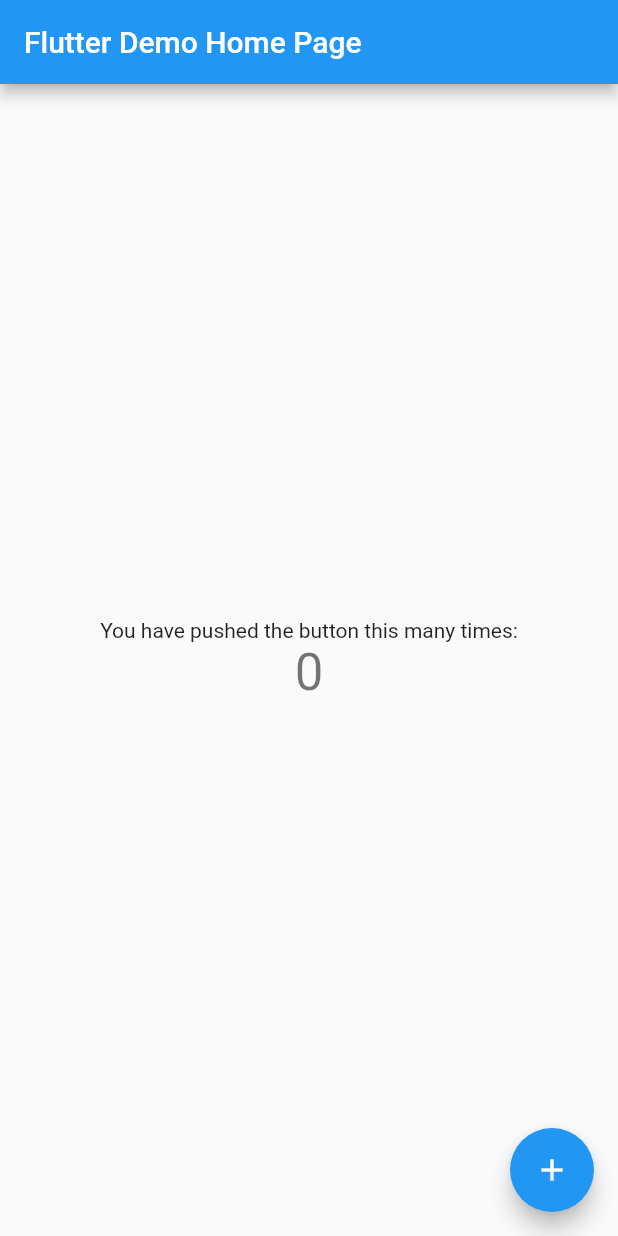
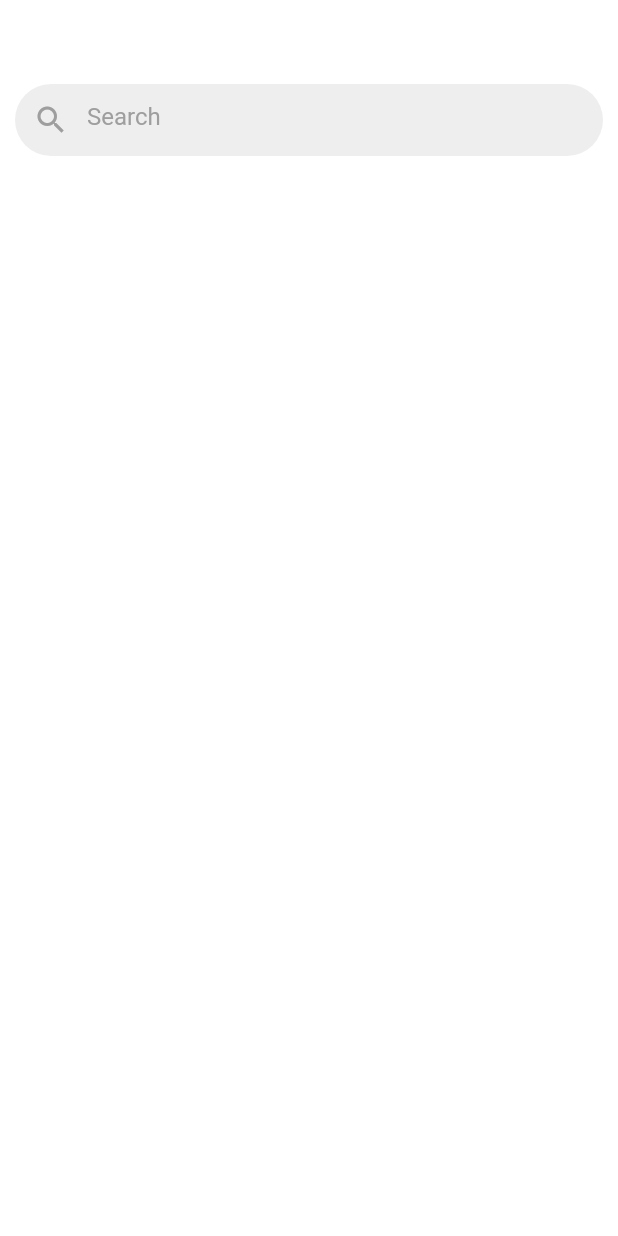
Before and after one commit to roy2904/facebook_redesign, a Flutter app: the screen it shows after launch, on a phone screen of 412 x 824 dp. Run offline on Flutter 3.47's test engine with Material 2 defaults, Android fonts, the phone set to English and light mode, and no system bars.

Commit message:
Starting project

```diff
--- a/lib/main.dart
+++ b/lib/main.dart
@@ -1,117 +1,54 @@
 import 'package:flutter/material.dart';
 
 void main() {
-  runApp(MyApp());
+  runApp(MaterialApp(
+    home: HomePage(),
+    debugShowCheckedModeBanner: false,
+  ));
 }
 
-class MyApp extends StatelessWidget {
-  // This widget is the root of your application.
+class HomePage extends StatefulWidget {
+  @override
+  _HomePageState createState() => _HomePageState();
+}
+
+class _HomePageState extends State<HomePage> {
   @override
   Widget build(BuildContext context) {
-    return MaterialApp(
-      title: 'Flutter Demo',
-      theme: ThemeData(
-        // This is the theme of your application.
-        //
-        // Try running your application with "flutter run". You'll see the
-        // application has a blue toolbar. Then, without quitting the app, try
-        // changing the primarySwatch below to Colors.green and then invoke
-        // "hot reload" (press "r" in the console where you ran "flutter run",
-        // or simply save your changes to "hot reload" in a Flutter IDE).
-        // Notice that the counter didn't reset back to zero; the application
-        // is not restarted.
-        primarySwatch: Colors.blue,
-        // This makes the visual density adapt to the platform that you run
-        // the app on. For desktop platforms, the controls will be smaller and
-        // closer together (more dense) than on mobile platforms.
-        visualDensity: VisualDensity.adaptivePlatformDensity,
-      ),
-      home: MyHomePage(title: 'Flutter Demo Home Page'),
+    return Scaffold(
+      backgroundColor: Colors.white,
+      body: Column(
+          crossAxisAlignment: CrossAxisAlignment.start,
+          children: <Widget>[
+            Container(
+              height: 120,
+              padding:
+                  EdgeInsets.only(top: 50, right: 10, left: 10, bottom: 10),
+              child: Row(
+                children: <Widget>[
+                  Expanded(
+                    child: Container(
+                      decoration: BoxDecoration(
+                        borderRadius: BorderRadius.circular(50),
+                        color: Colors.grey[200],
+                      ),
+                      child: TextField(
+                        decoration: InputDecoration(
+                          prefixIcon: Icon(
+                            Icons.search,
+                            color: Colors.grey,
+                          ),
+                          border: InputBorder.none,
+                          hintText: 'Search',
+                          hintStyle: TextStyle(color: Colors.grey),
+                        ),
+                      ),
+                    ),
+                  ),
+                ],
+              ),
+            )
+          ]),
     );
   }
 }
-
-class MyHomePage extends StatefulWidget {
-  MyHomePage({Key key, this.title}) : super(key: key);
-
-  // This widget is the home page of your application. It is stateful, meaning
-  // that it has a State object (defined below) that contains fields that affect
-  // how it looks.
-
-  // This class is the configuration for the state. It holds the values (in this
-  // case the title) provided by the parent (in this case the App widget) and
-  // used by the build method of the State. Fields in a Widget subclass are
-  // always marked "final".
-
-  final String title;
-
-  @override
-  _MyHomePageState createState() => _MyHomePageState();
-}
-
-class _MyHomePageState extends State<MyHomePage> {
-  int _counter = 0;
-
-  void _incrementCounter() {
-    setState(() {
-      // This call to setState tells the Flutter framework that something has
-      // changed in this State, which causes it to rerun the build method below
-      // so that the display can reflect the updated values. If we changed
-      // _counter without calling setState(), then the build method would not be
-      // called again, and so nothing would appear to happen.
-      _counter++;
-    });
-  }
-
-  @override
-  Widget build(BuildContext context) {
-    // This method is rerun every time setState is called, for instance as done
-    // by the _incrementCounter method above.
-    //
-    // The Flutter framework has been optimized to make rerunning build methods
-    // fast, so that you can just rebuild anything that needs updating rather
-    // than having to individually change instances of widgets.
-    return Scaffold(
-      appBar: AppBar(
-        // Here we take the value from the MyHomePage object that was created by
-        // the App.build method, and use it to set our appbar title.
-        title: Text(widget.title),
-      ),
-      body: Center(
-        // Center is a layout widget. It takes a single child and positions it
-        // in the middle of the parent.
-        child: Column(
-          // Column is also a layout widget. It takes a list of children and
-          // arranges them vertically. By default, it sizes itself to fit its
-          // children horizontally, and tries to be as tall as its parent.
-          //
-          // Invoke "debug painting" (press "p" in the console, choose the
-          // "Toggle Debug Paint" action from the Flutter Inspector in Android
-          // Studio, or the "Toggle Debug Paint" command in Visual Studio Code)
-          // to see the wireframe for each widget.
-          //
-          // Column has various properties to control how it sizes itself and
-          // how it positions its children. Here we use mainAxisAlignment to
-          // center the children vertically; the main axis here is the vertical
-          // axis because Columns are vertical (the cross axis would be
-          // horizontal).
-          mainAxisAlignment: MainAxisAlignment.center,
-          children: <Widget>[
-            Text(
-              'You have pushed the button this many times:',
-            ),
-            Text(
-              '$_counter',
-              style: Theme.of(context).textTheme.headline4,
-            ),
-          ],
-        ),
-      ),
-      floatingActionButton: FloatingActionButton(
-        onPressed: _incrementCounter,
-        tooltip: 'Increment',
-        child: Icon(Icons.add),
-      ), // This trailing comma makes auto-formatting nicer for build methods.
-    );
-  }
-}
```
Also changed, not shown: 1 other file.
